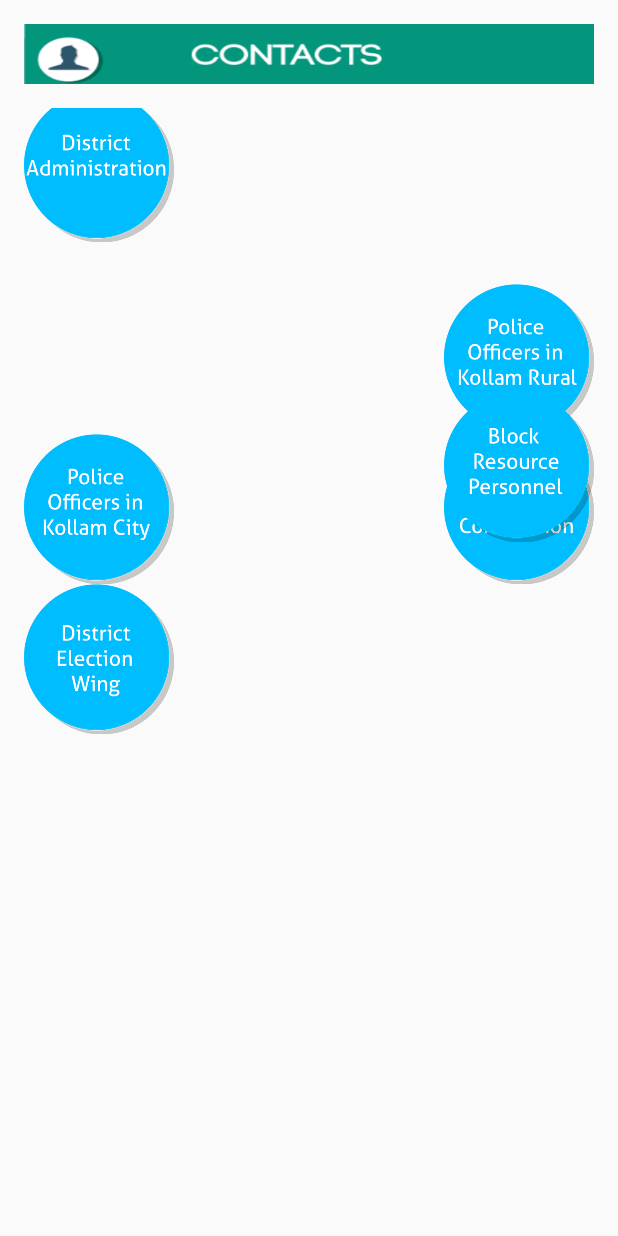
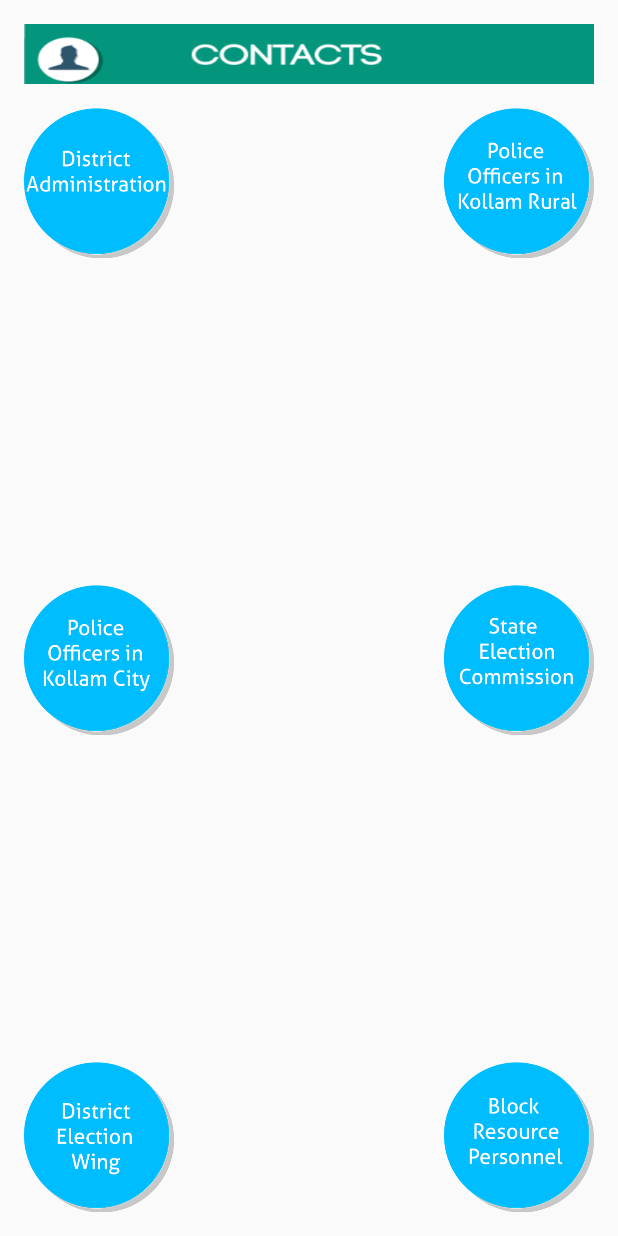
Before and after one commit to rimalmathew/election2015kollam, an Android app: the ContactsActivity screen opened directly, with no data from a screen before it, on a phone screen of 412 x 824 dp. Run offline under Robolectric (Android 15) with nearby library versions, the phone set to English and light mode, and no system bars.

Commit message:
buttons that were close together are now separate

```diff
--- a/app/src/main/res/layout/activity_contacts.xml
+++ b/app/src/main/res/layout/activity_contacts.xml
@@ -13,7 +13,7 @@
         android:id="@+id/sec"
         android:padding="10dp"
         android:background="@drawable/sec_button"
-        android:layout_below="@+id/pokr"
+        android:layout_centerVertical="true"
         android:layout_alignParentRight="true"
         android:layout_alignParentEnd="true" />
         <!--android:layout_alignParentTop="true"-->
@@ -26,8 +26,7 @@
         android:id="@+id/da"
         android:padding="10dp"
         android:background="@drawable/da_button"
-        android:layout_alignBaseline="@+id/pokr"
-        android:layout_alignBottom="@+id/pokr"
+        android:layout_alignParentTop="true"
         android:layout_alignParentLeft="true"
         android:layout_alignParentStart="true" />
         <!--android:layout_alignParentRight="true"-->
@@ -38,9 +37,9 @@
         android:id="@+id/dew"
         android:padding="10dp"
         android:background="@drawable/dew_button"
-        android:layout_below="@+id/sec"
-        android:layout_alignRight="@+id/da"
-        android:layout_alignEnd="@+id/da" />
+        android:layout_alignTop="@+id/brp"
+        android:layout_alignParentLeft="true"
+        android:layout_alignParentStart="true" />
         <!--android:layout_alignParentRight="true"-->
         <!--android:layout_alignParentEnd="true" />-->
     <Button
@@ -49,7 +48,7 @@
         android:id="@+id/poc"
         android:padding="10dp"
         android:background="@drawable/pokc_button"
-        android:layout_above="@+id/dew"
+        android:layout_alignTop="@+id/sec"
         android:layout_alignParentLeft="true"
         android:layout_alignParentStart="true" />
 
@@ -60,20 +59,18 @@
         android:padding="10dp"
         android:background="@drawable/pokr_button"
         android:layout_alignParentTop="true"
-        android:layout_alignParentRight="true"
-        android:layout_alignParentEnd="true"
-        android:layout_marginTop="117dp" />
+        android:layout_alignLeft="@+id/sec"
+        android:layout_alignStart="@+id/sec" />
         <!--android:layout_alignParentLeft="true"-->
         <!--android:layout_alignParentStart="true" />-->
 
-    <Button
+   <Button
         android:layout_width="100dp"
         android:layout_height="100dp"
         android:id="@+id/brp"
         android:padding="10dp"
         android:background="@drawable/brp_button"
-        android:layout_alignBaseline="@+id/dew"
-        android:layout_alignBottom="@+id/dew"
+        android:layout_alignParentBottom="true"
         android:layout_alignParentRight="true"
         android:layout_alignParentEnd="true" />
         <!--android:layout_alignParentBottom="true"-->
```
